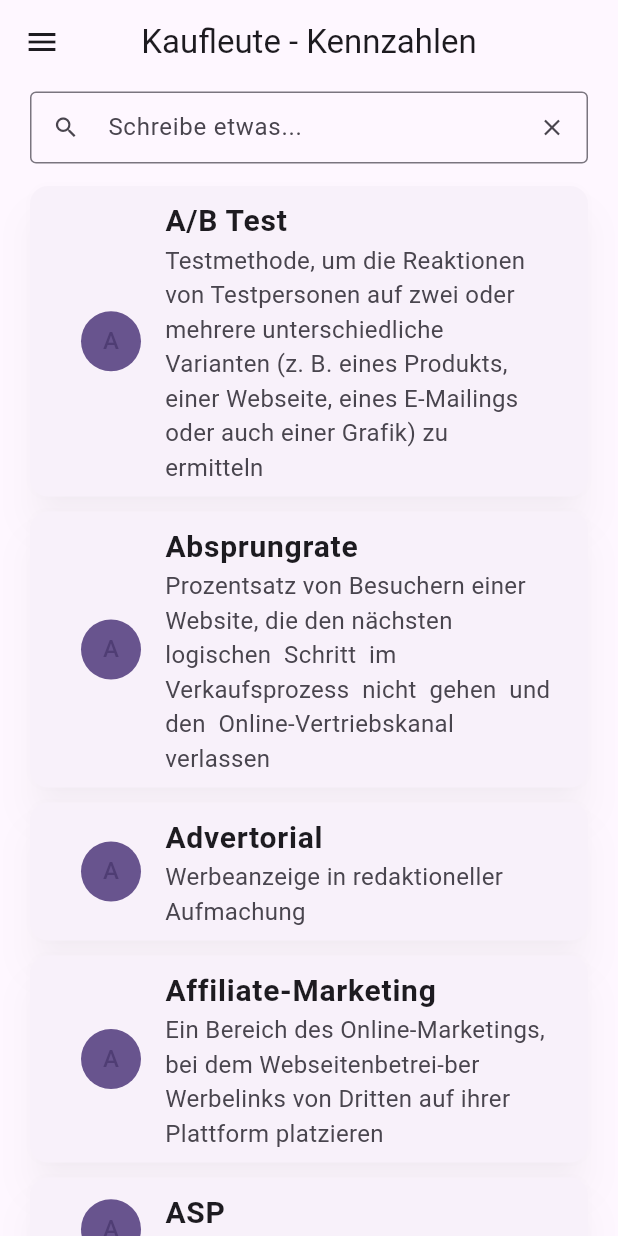
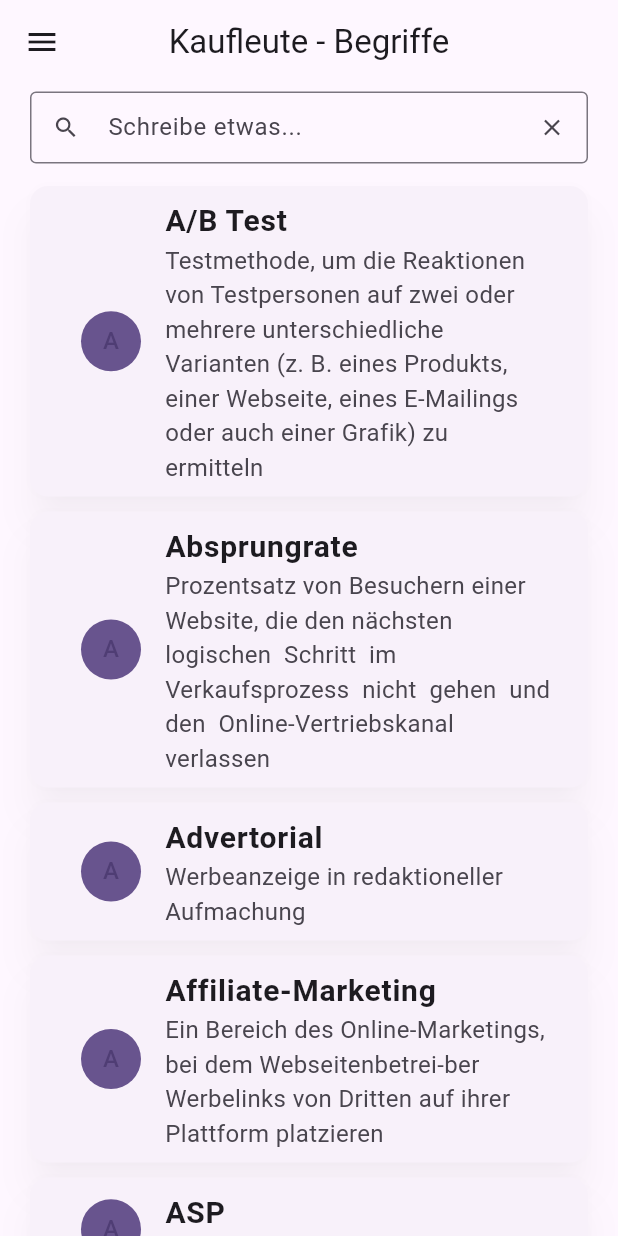
Before and after one commit to sahibul-nf/Kaufmann_Kennzahlen, a Flutter app: the HomePage screen opened directly, on a phone screen of 412 x 824 dp. Run offline on Flutter 3.47's test engine with Material 2 defaults, Android fonts, the phone set to English and light mode, and no system bars; our stand-ins replace google_fonts.

Commit message:
Update home_page.dart

```diff
--- a/lib/screens/Home_page/home_page.dart
+++ b/lib/screens/Home_page/home_page.dart
@@ -23,7 +23,7 @@ class HomePageState extends State<HomePage> {
   Widget build(BuildContext context) {
     return Scaffold(
       appBar: AppBar(
-        title: const Text("Kaufleute - Kennzahlen"),
+        title: const Text("Kaufleute - Begriffe"),
         centerTitle: true,
         scrolledUnderElevation: 0,
       ),
```
